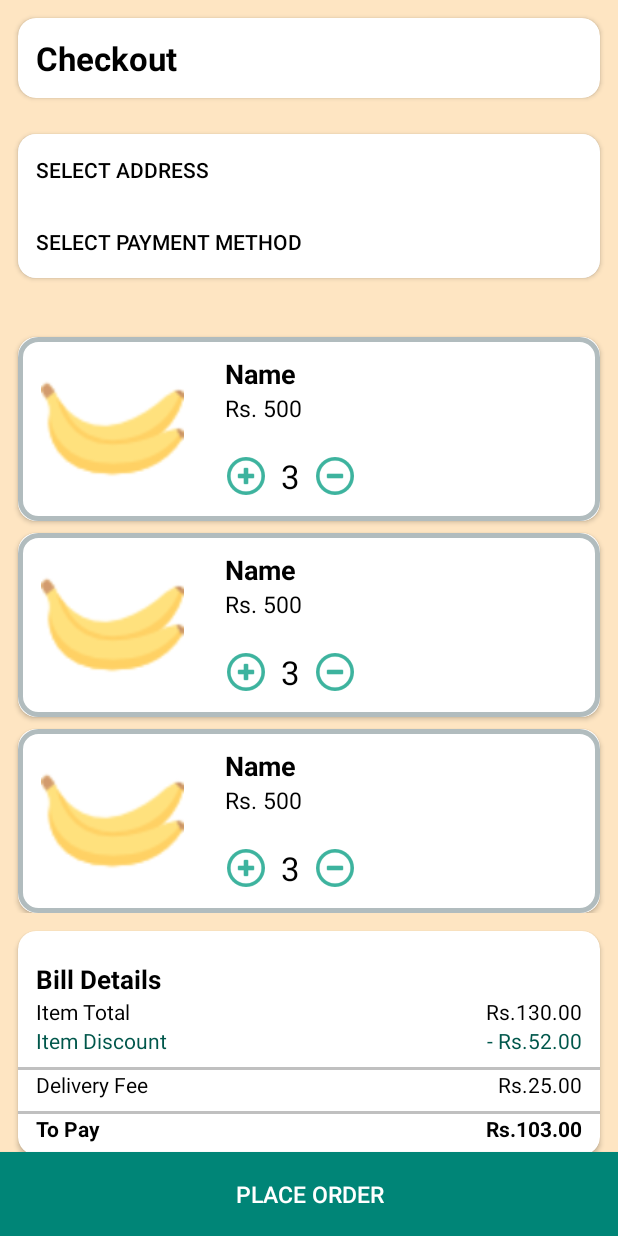
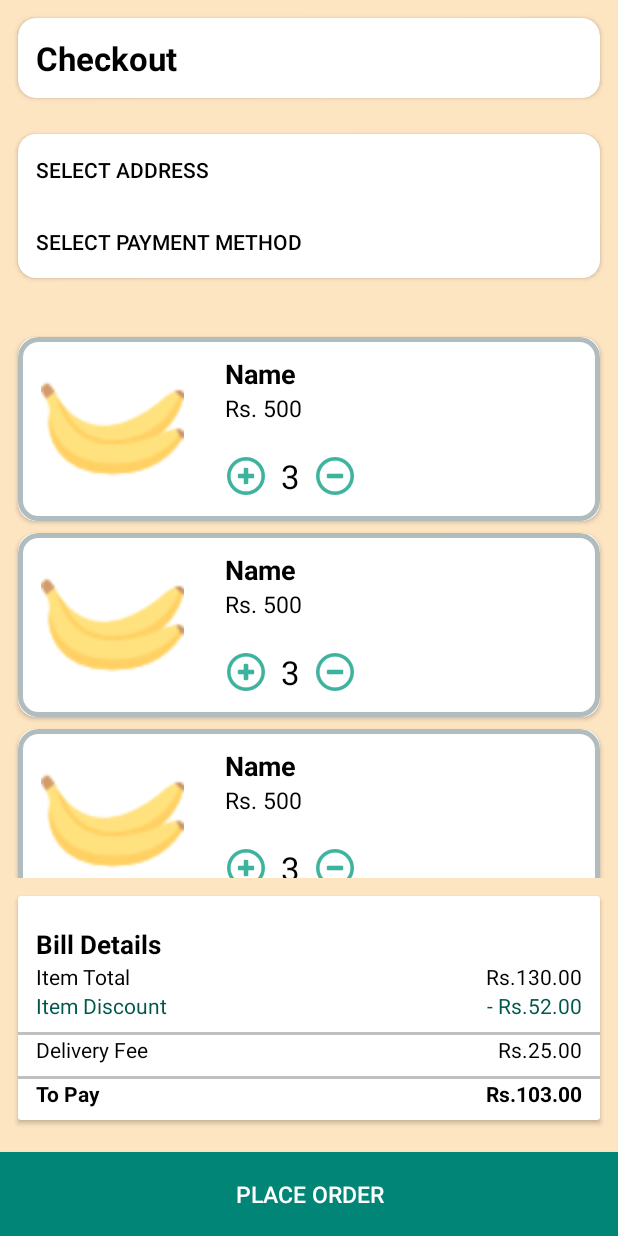
Before and after one commit to Chittarath/Grocera, an Android app: the layout activity_checkout.xml on its own in the app's theme, with its tools: preview values and no code run, on a phone screen of 412 x 824 dp. Run offline under Robolectric (Android 15) with nearby library versions, the light colour scheme and no system bars.

Commit message:
Cart bug fixed plus UI improvements

```diff
--- a/Grocera-master/app/src/main/java/com/theindiecorp/grocera/Fragments/CartFragment.java
+++ b/Grocera-master/app/src/main/java/com/theindiecorp/grocera/Fragments/CartFragment.java
@@ -33,7 +33,7 @@ import java.util.ArrayList;
 
 public class CartFragment extends Fragment {
 
-    ArrayList<CartDetails> cart;
+    public ArrayList<CartDetails> cart;
     Double total = 0d;
 
     @Nullable
--- a/Grocera-master/app/src/main/res/layout/activity_checkout.xml
+++ b/Grocera-master/app/src/main/res/layout/activity_checkout.xml
@@ -7,10 +7,6 @@
     tools:context=".CheckoutActivity"
     android:orientation="vertical"
     android:background="@color/light_orange">
-
-    <ScrollView
-        android:layout_width="match_parent"
-        android:layout_height="wrap_content">
 
     <LinearLayout
         android:layout_width="match_parent"
@@ -113,13 +109,14 @@
         android:id="@+id/checkout_product_list"
         android:layout_width="match_parent"
         android:layout_height="wrap_content"
-                tools:listitem="@layout/cart_view_item"/>
+        tools:listitem="@layout/cart_view_item"
+        android:layout_weight="1"/>
 
     <android.support.v7.widget.CardView
         android:layout_width="match_parent"
         android:layout_height="wrap_content"
+        android:layout_marginStart="12dp"
         android:layout_margin="12dp"
-            app:cardCornerRadius="12dp"
         app:cardBackgroundColor="@android:color/white">
 
         <LinearLayout
@@ -263,8 +260,6 @@
 
     </LinearLayout>
 
-    </ScrollView>
-
     <Button
         android:id="@+id/checkout_place_order_btn"
         android:layout_width="match_parent"
--- a/Grocera-master/app/src/main/res/layout/fragment_cart.xml
+++ b/Grocera-master/app/src/main/res/layout/fragment_cart.xml
@@ -106,7 +106,8 @@
         <LinearLayout
             android:layout_width="match_parent"
             android:layout_height="50dp"
-            android:orientation="horizontal">
+            android:orientation="horizontal"
+            android:background="@android:color/white">
 
             <LinearLayout
                 android:id="@+id/item_total_layout"
```
Also changed, not shown: Grocera-master/app/src/main/java/com/theindiecorp/grocera/Adapters/HomeActivityRecycler.java (+2 -21 lines), Grocera-master/app/src/main/java/com/theindiecorp/grocera/MainActivity.java (+30 -0 lines), 2 other files. Lines whose indentation alone changed are shown as unchanged.
